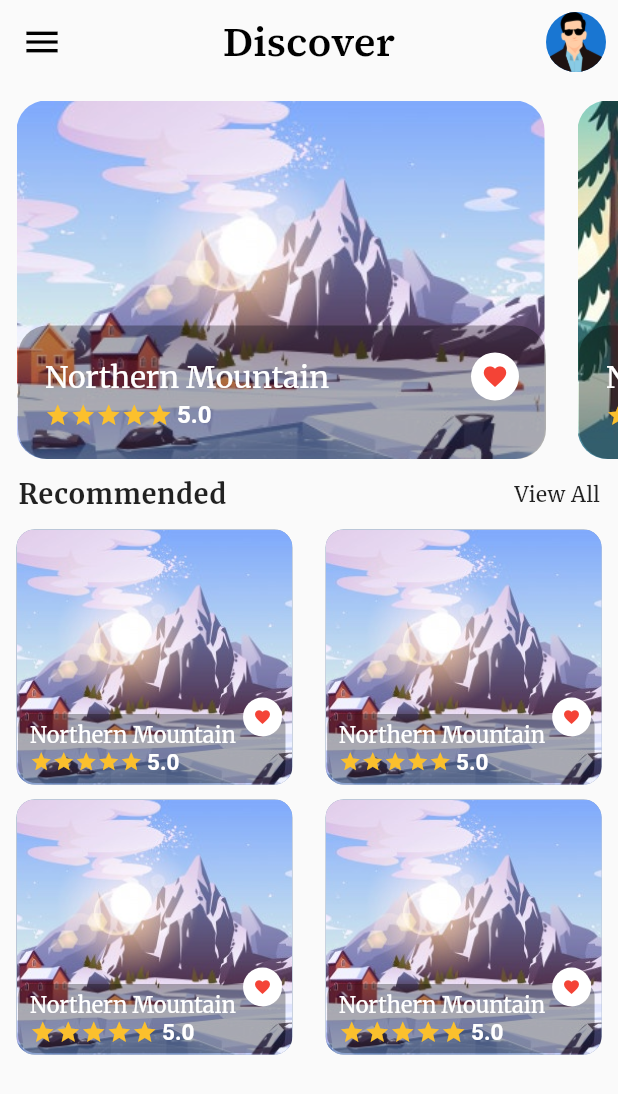
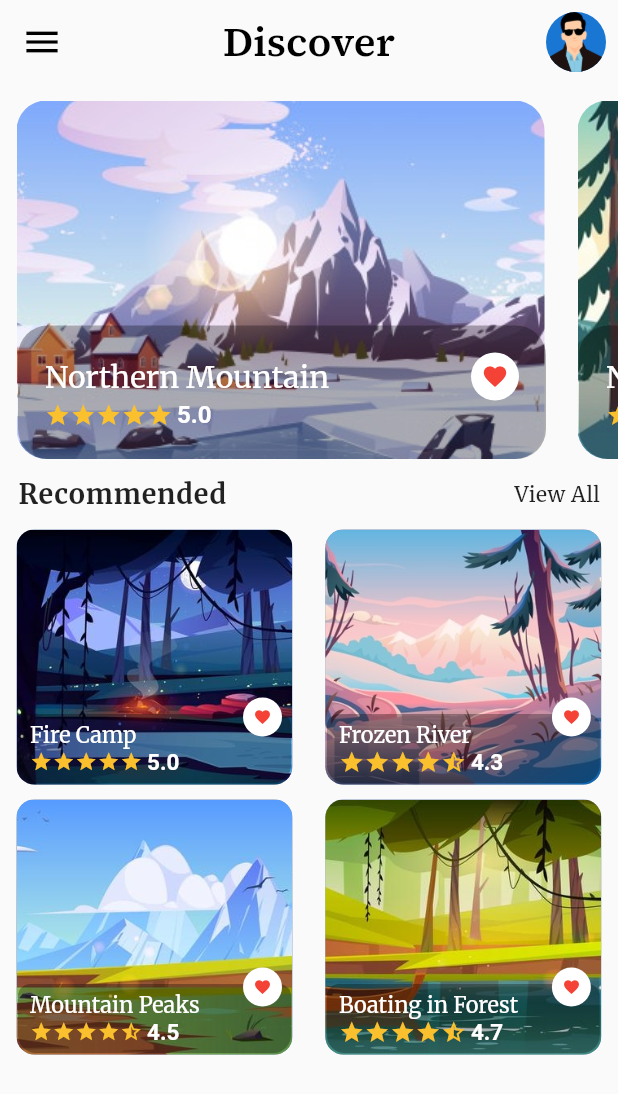
Before and after one commit to Manojkc15/Travel_App, a Flutter app: the DiscoverScreen screen opened directly, on a phone screen of 412 x 824 dp. Shown: the top 1094 px of the screen. Run offline on Flutter 3.47's test engine with Material 2 defaults, Android fonts, the light colour scheme and no system bars; our stand-ins replace google_fonts, page_transition.

Commit message:
addes diffrent random places

```diff
--- a/lib/Components/recommended_card.dart
+++ b/lib/Components/recommended_card.dart
@@ -36,8 +36,9 @@ class RecommendedCard extends StatelessWidget {
           ),
         ),
         Container(
+          width: 182.0,
           margin: const EdgeInsets.only(left: 12.0, top: 123.0),
-          padding: const EdgeInsets.fromLTRB(8.0, 5.0, 33.0, 5.0),
+          padding: const EdgeInsets.fromLTRB(8.0, 5.0, 0.0, 5.0),
           decoration: BoxDecoration(
             borderRadius: const BorderRadius.only(
               bottomLeft: Radius.circular(12),
--- a/lib/Components/recommended_list.dart
+++ b/lib/Components/recommended_list.dart
@@ -8,16 +8,16 @@ class RecommendedList extends StatelessWidget {
 
   @override
   Widget build(BuildContext context) {
-    return Row(
+    return Column(
       mainAxisAlignment: MainAxisAlignment.spaceBetween,
       children: [
-        Column(
+        Row(
           children: [
             RecommendedCard(
               image: const AssetImage(
-                'assets/images/mountain1.png',
+                'assets/images/recommended/night-forest-with-camp-fire-river-mountains.jpg',
               ),
-              title: 'Northern Mountain',
+              title: 'Fire Camp',
               stars: Row(
                 children: [
                   Icon(
@@ -49,14 +49,11 @@ class RecommendedList extends StatelessWidget {
               ),
               rating: "5.0",
             ),
-            const SizedBox(
-              height: 10.0,
-            ),
             RecommendedCard(
               image: const AssetImage(
-                'assets/images/mountain1.png',
+                'assets/images/recommended/winter-forest-with-frozen-river.jpg',
               ),
-              title: 'Northern Mountain',
+              title: 'Frozen River',
               stars: Row(
                 children: [
                   Icon(
@@ -80,23 +77,26 @@ class RecommendedList extends StatelessWidget {
                     size: 17,
                   ),
                   Icon(
-                    Icons.star,
+                    Icons.star_half,
                     color: Colors.yellow[700],
                     size: 17,
                   ),
                 ],
               ),
-              rating: "5.0",
+              rating: "4.3",
             ),
           ],
         ),
-        Column(
+        const SizedBox(
+          height: 10.0,
+        ),
+        Row(
           children: [
             RecommendedCard(
               image: const AssetImage(
-                'assets/images/mountain1.png',
+                'assets/images/recommended/cartoon-nature-landscape-with-mountain-peaks.jpg',
               ),
-              title: 'Northern Mountain',
+              title: 'Mountain Peaks',
               stars: Row(
                 children: [
                   Icon(
@@ -120,22 +120,19 @@ class RecommendedList extends StatelessWidget {
                     size: 15,
                   ),
                   Icon(
-                    Icons.star,
+                    Icons.star_half,
                     color: Colors.yellow[700],
                     size: 15,
                   ),
                 ],
               ),
-              rating: "5.0",
-            ),
-            const SizedBox(
-              height: 10.0,
+              rating: "4.5",
             ),
             RecommendedCard(
               image: const AssetImage(
-                'assets/images/mountain1.png',
+                'assets/images/recommended/wooden-boat-float-forest-lake-pond-river.jpg',
               ),
-              title: 'Northern Mountain',
+              title: 'Boating in Forest',
               stars: Row(
                 children: [
                   Icon(
@@ -159,13 +156,13 @@ class RecommendedList extends StatelessWidget {
                     size: 17,
                   ),
                   Icon(
-                    Icons.star,
+                    Icons.star_half,
                     color: Colors.yellow[700],
                     size: 17,
                   ),
                 ],
               ),
-              rating: "5.0",
+              rating: "4.7",
             ),
           ],
         ),
--- a/pubspec.yaml
+++ b/pubspec.yaml
@@ -62,6 +62,7 @@ flutter:
   # To add assets to your application, add an assets section, like this:
   assets:
     - assets/images/
+    - assets/images/recommended/
   #   - images/a_dot_ham.jpeg
 
   # An image asset can refer to one or more resolution-specific "variants", see
```
Also changed, not shown: assets/images/recommended/cartoon-nature-landscape-with-mountain-peaks.jpg (added), assets/images/recommended/night-forest-with-camp-fire-river-mountains.jpg (added), assets/images/recommended/winter-forest-with-frozen-river.jpg (added), assets/images/recommended/wooden-boat-float-forest-lake-pond-river.jpg (added).
